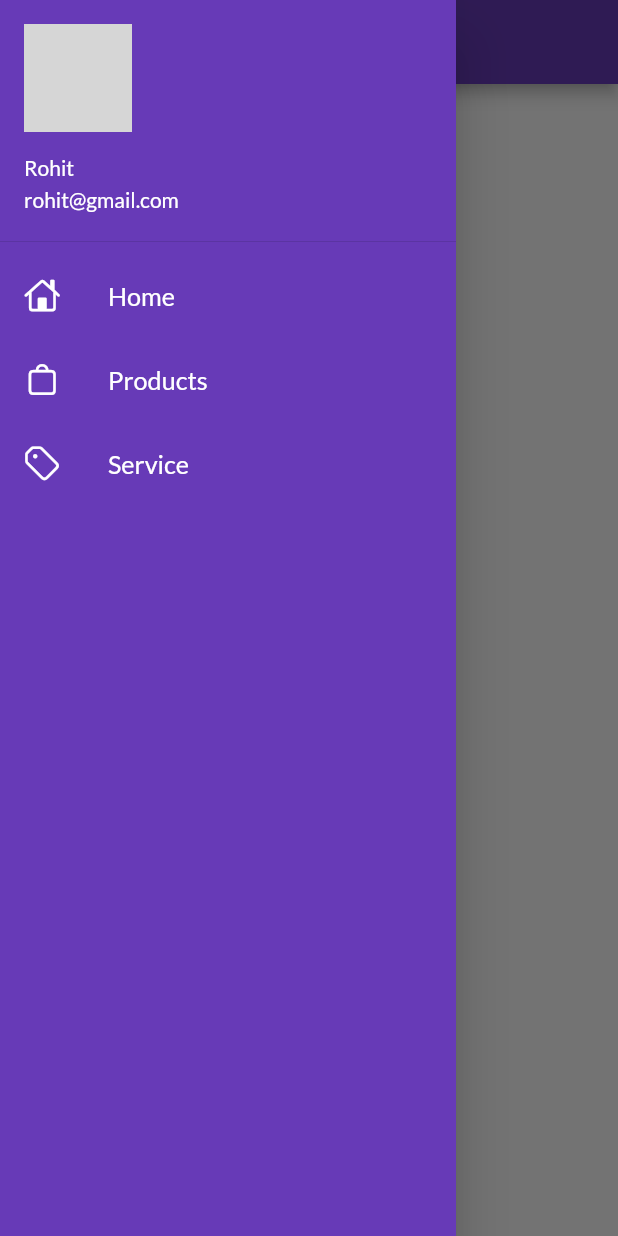
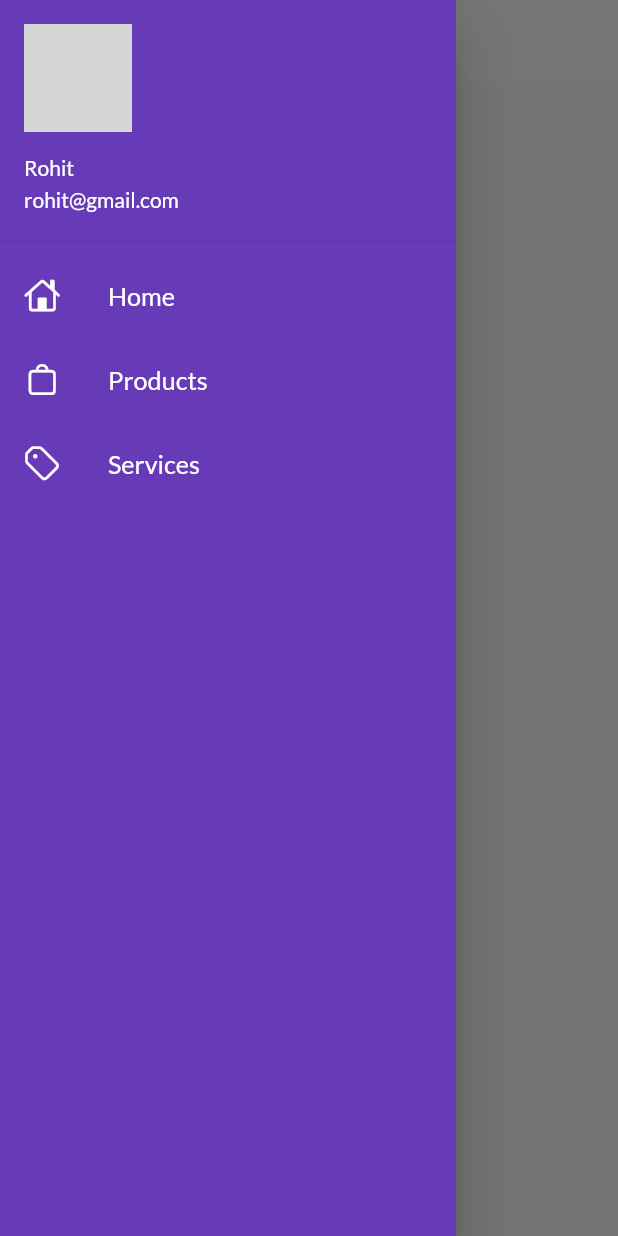
Before and after one commit to Rohit-Chandra-007/catalog_app, a Flutter app: the screen it shows after launch, with the side drawer open, on a phone screen of 412 x 824 dp. Run offline on Flutter 3.47's test engine with Material 2 defaults, Android fonts, the phone set to English and light mode, and no system bars; our stand-ins replace google_fonts; network calls fail; grey boxes are pictures that could not be loaded.

Commit message:
Theme Extracted

```diff
--- a/lib/main.dart
+++ b/lib/main.dart
@@ -1,5 +1,6 @@
 import 'package:flutter/material.dart';
 import 'package:flutter_app_one/utils/routes.dart';
+import 'package:flutter_app_one/widgets/my_appbar_theme.dart';
 import 'pages/login_page.dart';
 import 'pages/home_page.dart';
 import 'package:google_fonts/google_fonts.dart';
@@ -12,9 +13,7 @@ class MyApp extends StatelessWidget {
   @override
   Widget build(BuildContext context) {
     return MaterialApp(
-      theme: ThemeData(
-          primarySwatch: Colors.deepPurple,
-          fontFamily: GoogleFonts.lato().fontFamily),
+      theme: MyAppBarTheme.lightTheme(context),
       routes: {
         MyRoutes.homeRoute: (context) => HomePage(),
         MyRoutes.loginRoute: (context) => LoginPage()
--- a/lib/pages/home_page.dart
+++ b/lib/pages/home_page.dart
@@ -1,3 +1,5 @@
+import 'dart:ui';
+
 import 'package:flutter/material.dart';
 import 'package:flutter_app_one/widgets/my_drawer.dart';
 
@@ -8,7 +10,10 @@ class HomePage extends StatelessWidget {
   Widget build(BuildContext context) {
     return Scaffold(
       appBar: AppBar(
-        title: Text('Flutter One'),
+        title: Text(
+          'Catalog App',
+        ),
+        elevation: 0.0,
       ),
       body: Center(
         child: Container(
--- /dev/null
+++ b/lib/widgets/my_appbar_theme.dart
@@ -0,0 +1,20 @@
+import 'package:flutter/material.dart';
+import 'package:google_fonts/google_fonts.dart';
+
+class MyAppBarTheme {
+  static ThemeData lightTheme(BuildContext context) => ThemeData(
+        primarySwatch: Colors.deepPurple,
+        fontFamily: GoogleFonts.lato().fontFamily,
+        appBarTheme: AppBarTheme(
+          color: Colors.white,
+          elevation: 0.0,
+          iconTheme: IconThemeData(color: Colors.black),
+          textTheme: Theme.of(context).textTheme.apply(
+                bodyColor: Colors.black,
+              ),
+        ),
+      );
+
+  static ThemeData darkTheme(BuildContext context) =>
+      ThemeData(brightness: Brightness.dark);
+}
--- a/lib/widgets/my_drawer.dart
+++ b/lib/widgets/my_drawer.dart
@@ -56,7 +56,7 @@ class MyDrawer extends StatelessWidget {
               color: Colors.white,
             ),
             title: Text(
-              "Service",
+              "Services",
               textScaleFactor: 1.2,
               style: TextStyle(
                 color: Colors.white,
```
